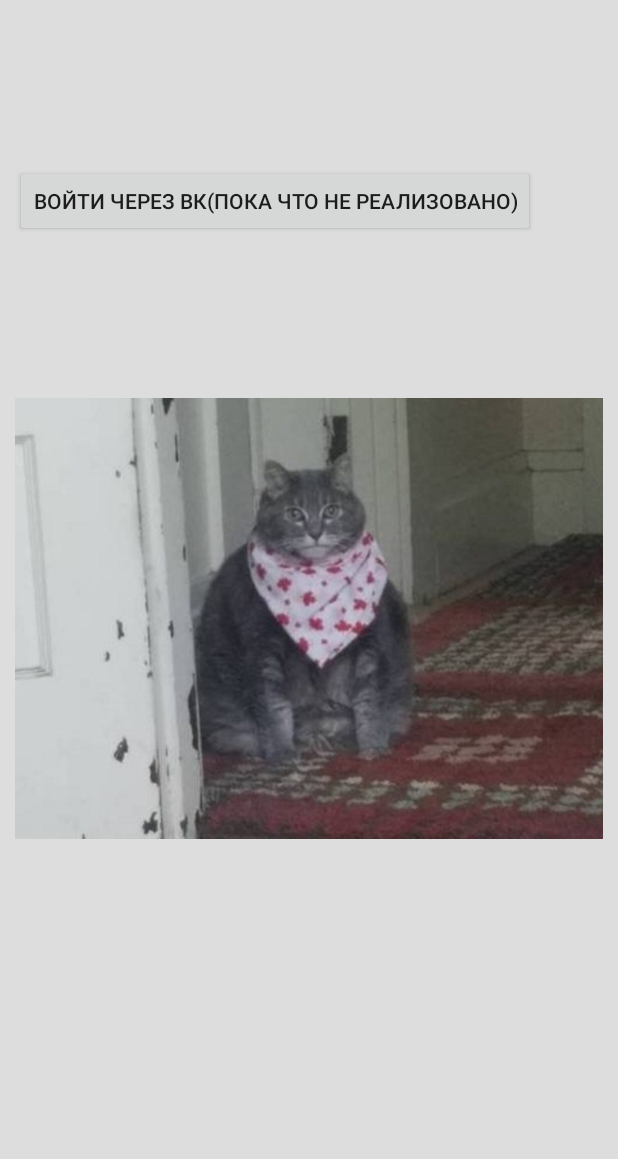
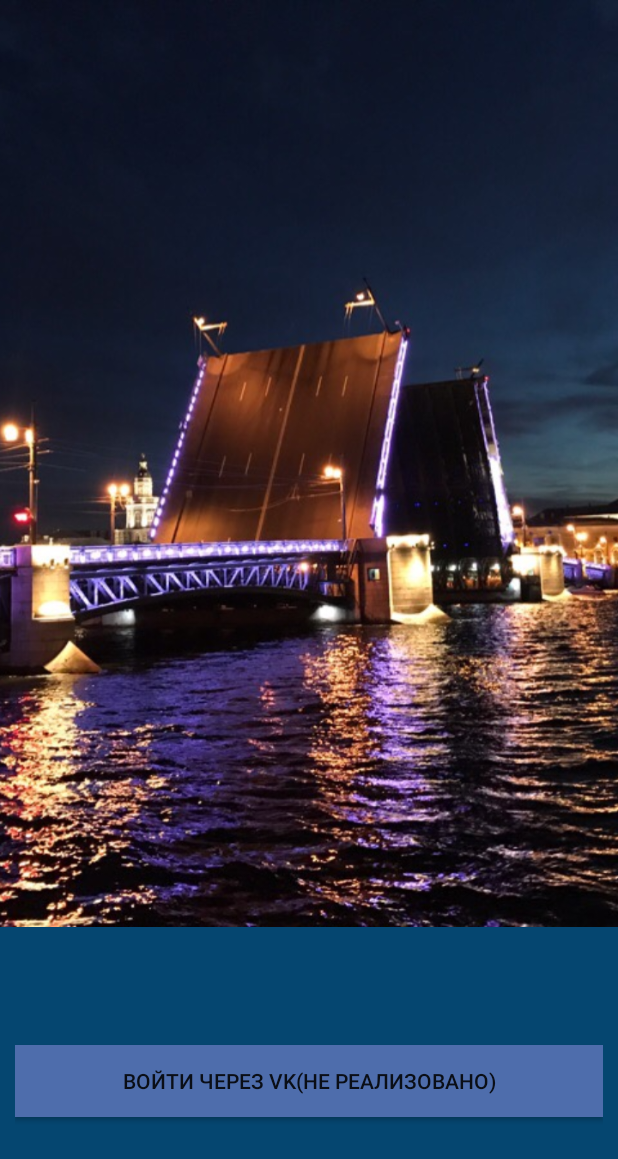
Before and after one commit to where-to-go-app/WhereToGo, an Android app: the screen it shows after launch (LoginActivity before the commit, IntroFragment after it), on a phone screen of 412 x 824 dp. Shown: the top 1159 px of the screen. Run offline under Robolectric (Android 15) with nearby library versions, the phone set to English and light mode, and no system bars.

Commit message:
Доработал intro

```diff
--- a/app/src/main/AndroidManifest.xml
+++ b/app/src/main/AndroidManifest.xml
@@ -9,7 +9,7 @@
             android:roundIcon="@mipmap/ic_app_round"
             android:supportsRtl="true"
             android:theme="@style/AppTheme">
-        <activity android:name=".IntroFragmentActivity">
+        <activity android:name=".ui.fragments.IntroFragment">
         </activity>
         <activity android:name=".ui.LoginActivity"/>
         <activity android:name=".ui.MainActivity">
--- a/app/src/main/java/com/wheretogo/ui/ImageAdapter.java
+++ b/app/src/main/java/com/wheretogo/ui/ImageAdapter.java
@@ -1,7 +1,6 @@
 package com.wheretogo.ui;
 
 import android.content.Context;
-import android.graphics.drawable.PaintDrawable;
 import android.view.View;
 import android.view.ViewGroup;
 import android.widget.ImageView;
@@ -12,9 +11,9 @@ import com.wheretogo.R;
 public class ImageAdapter extends PagerAdapter {
     private Context context;
     private int[] mImageIds = new int[]{
-            R.drawable.intro1, R.drawable.intro2, R.drawable.intro3
+            R.drawable.intro4, R.drawable.intro5, R.drawable.intro6
     };
-    ImageAdapter(Context context){
+    public ImageAdapter(Context context){
         this.context = context;
     }
     @Override
@@ -31,7 +30,7 @@ public class ImageAdapter extends PagerAdapter {
     @Override
     public Object instantiateItem(@NonNull ViewGroup container, int position) {
         ImageView imageView = new ImageView(context);
-        //imageView.setScaleType(ImageView.ScaleType.CENTER_CROP);
+        imageView.setScaleType(ImageView.ScaleType.CENTER_CROP);
         imageView.setImageResource(mImageIds[position]);
         container.addView(imageView, 0);
         return imageView;
--- a/app/src/main/java/com/wheretogo/ui/LoginActivity.java
+++ b/app/src/main/java/com/wheretogo/ui/LoginActivity.java
@@ -22,35 +22,5 @@ import java.util.LinkedList;
 import java.util.List;
 
 public class LoginActivity extends AppCompatActivity {
-    @Override
-    protected void onCreate(Bundle savedInstanceState) {
-        super.onCreate(savedInstanceState);
-        setContentView(R.layout.activity_intro);
 
-
-
-        ViewPager viewPager = findViewById(R.id.vpMain);
-        ImageAdapter imageAdapter = new ImageAdapter(this);
-        //viewPager.setAdapter(vpAdapter);
-        viewPager.setAdapter(imageAdapter);
-
-
-
-
-
-
-        Button buttonBack = findViewById(R.id.buttonToMain);
-        buttonBack.setOnClickListener(new View.OnClickListener() {
-            @Override
-            public void onClick(View v) {
-                try{
-                    Intent intent = new Intent(LoginActivity.this, MainActivity.class);
-                    startActivity(intent);
-                    finish();
-                }catch (Exception e){
-
-                }
-            }
-        });
-    }
 }
--- a/app/src/main/java/com/wheretogo/ui/MainActivity.java
+++ b/app/src/main/java/com/wheretogo/ui/MainActivity.java
@@ -14,6 +14,7 @@ import androidx.fragment.app.FragmentPagerAdapter;
 import androidx.viewpager.widget.PagerAdapter;
 import androidx.viewpager.widget.ViewPager;
 import com.wheretogo.R;
+import com.wheretogo.ui.fragments.IntroFragment;
 
 public class MainActivity extends AppCompatActivity {
 
@@ -33,7 +34,7 @@ public class MainActivity extends AppCompatActivity {
         boolean hasVisited = sp.getBoolean("hasVisited", false);
 
         if (!hasVisited) {
-            Intent intent = new Intent(MainActivity.this, LoginActivity.class);
+            Intent intent = new Intent(MainActivity.this, IntroFragment.class);
             startActivity(intent);
             SharedPreferences.Editor e = sp.edit();
             e.putBoolean("hasVisited", true);
--- a/app/src/main/java/com/wheretogo/ui/fragments/IntroFragment.java
+++ b/app/src/main/java/com/wheretogo/ui/fragments/IntroFragment.java
@@ -11,8 +11,12 @@ import android.widget.Button;
 import android.widget.TextView;
 import androidx.appcompat.app.AppCompatActivity;
 import androidx.fragment.app.Fragment;
+import androidx.viewpager.widget.ViewPager;
 import com.wheretogo.R;
+import com.wheretogo.ui.ImageAdapter;
 import com.wheretogo.ui.LoginActivity;
+import com.wheretogo.ui.MainActivity;
+import com.wheretogo.ui.ImageAdapter;
 
 import java.lang.annotation.Documented;
 
@@ -21,9 +25,25 @@ public class IntroFragment extends AppCompatActivity {
     protected void onCreate(Bundle savedInstanceState) {
         super.onCreate(savedInstanceState);
         setContentView(R.layout.activity_intro);
-        Intent intent = new Intent(IntroFragment.this, LoginActivity.class);
-        startActivity(intent);
-        finish();
+
+        Window w = getWindow();
+        w.setFlags(WindowManager.LayoutParams.FLAG_FULLSCREEN, WindowManager.LayoutParams.FLAG_FULLSCREEN);
+
+        ViewPager viewPager = findViewById(R.id.vpMain);
+        ImageAdapter imageAdapter = new ImageAdapter(this);
+        //viewPager.setAdapter(vpAdapter);
+        viewPager.setAdapter(imageAdapter);
+        Button buttonBack = findViewById(R.id.buttonToMain);
+        buttonBack.setOnClickListener(new View.OnClickListener() {
+            @Override
+            public void onClick(View v) {
+                try {
+                    Intent intent = new Intent(IntroFragment.this, MainActivity.class);
+                    startActivity(intent);
+                    finish();
+                } catch (Exception e) {
+                }
+            }
+        });
     }
-
 }
--- a/app/src/main/res/layout/activity_intro.xml
+++ b/app/src/main/res/layout/activity_intro.xml
@@ -2,15 +2,33 @@
 <RelativeLayout xmlns:android="http://schemas.android.com/apk/res/android"
                 android:layout_width="fill_parent"
                 android:layout_height="fill_parent"
-                android:padding="10dip"
-                android:background="#ddd">
+                android:background="@color/introBackground">
 
-<Button
-        android:layout_width="wrap_content"
-        android:text="Войти через вк(пока что не реализовано)"
-        android:layout_marginTop="100dp"
-        android:layout_height="wrap_content" android:id="@+id/buttonToMain"/>
-    <androidx.viewpager.widget.ViewPager
+    <LinearLayout
+            android:orientation="vertical"
             android:layout_width="match_parent"
-            android:layout_height="match_parent" android:id="@+id/vpMain"/>
+            android:layout_height="match_parent">
+        <LinearLayout
+                android:layout_weight="1"
+                android:orientation="horizontal"
+                android:layout_width="match_parent"
+                android:layout_height="match_parent">
+            <androidx.viewpager.widget.ViewPager
+
+                    android:layout_width="match_parent"
+                    android:layout_height="match_parent" android:id="@+id/vpMain"/>
+        </LinearLayout>
+        <LinearLayout
+                android:layout_weight="3"
+                android:orientation="horizontal"
+                android:layout_width="match_parent"
+                android:layout_height="match_parent" android:padding="10dip">
+            <Button
+                    android:layout_width="match_parent"
+                    android:background="@color/colorVK"
+                    android:layout_gravity="center"
+                    android:text="Войти через VK(не реализовано)"
+                    android:layout_height="wrap_content" android:id="@+id/buttonToMain"/>
+        </LinearLayout>
+    </LinearLayout>
 </RelativeLayout>
--- a/app/src/main/res/values/colors.xml
+++ b/app/src/main/res/values/colors.xml
@@ -1,6 +1,9 @@
 <?xml version="1.0" encoding="utf-8"?>
 <resources>
     <color name="colorPrimary">#6200EE</color>
+    <color name="colorVK">#4e6dac</color>
     <color name="colorPrimaryDark">#3700B3</color>
     <color name="colorAccent">#03DAC5</color>
+    <color name="introBackground">#054670</color>
+
 </resources>
```
Also changed, not shown: app/src/main/res/drawable/intro1.jpg (deleted), app/src/main/res/drawable/intro2.jpg (deleted), app/src/main/res/drawable/intro3.png (deleted), app/src/main/res/drawable/intro4.jpg (added), app/src/main/res/drawable/intro5.jpg (added), app/src/main/res/drawable/intro6.jpg (added).
